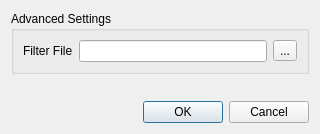
First picture: the form in gui/settingsdialog.ui, repository jschleic/simple-STORM, before the edit.
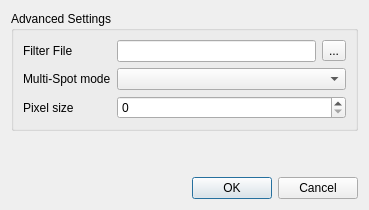
Second picture: the form after the edit. Custom widgets are drawn as their Qt base class.

```diff
--- a/gui/settingsdialog.ui
+++ b/gui/settingsdialog.ui
@@ -6,8 +6,8 @@
    <rect>
     <x>0</x>
     <y>0</y>
-    <width>320</width>
-    <height>134</height>
+    <width>369</width>
+    <height>210</height>
    </rect>
   </property>
   <property name="windowTitle">
@@ -57,6 +57,33 @@
         </item>
        </layout>
       </item>
+      <item row="3" column="0">
+       <widget class="QLabel" name="label">
+        <property name="text">
+         <string>Multi-Spot mode</string>
+        </property>
+       </widget>
+      </item>
+      <item row="4" column="0">
+       <widget class="QLabel" name="label_2">
+        <property name="text">
+         <string>Pixel size</string>
+        </property>
+       </widget>
+      </item>
+      <item row="4" column="1">
+       <widget class="QSpinBox" name="m_pixelsize">
+        <property name="toolTip">
+         <string>One pixel corresponds to how many nanometers in the sample? If given, a marker is shown in the preview image.</string>
+        </property>
+        <property name="maximum">
+         <number>1000</number>
+        </property>
+       </widget>
+      </item>
+      <item row="3" column="1">
+       <widget class="QComboBox" name="m_roilen"/>
+      </item>
      </layout>
     </widget>
    </item>
```
